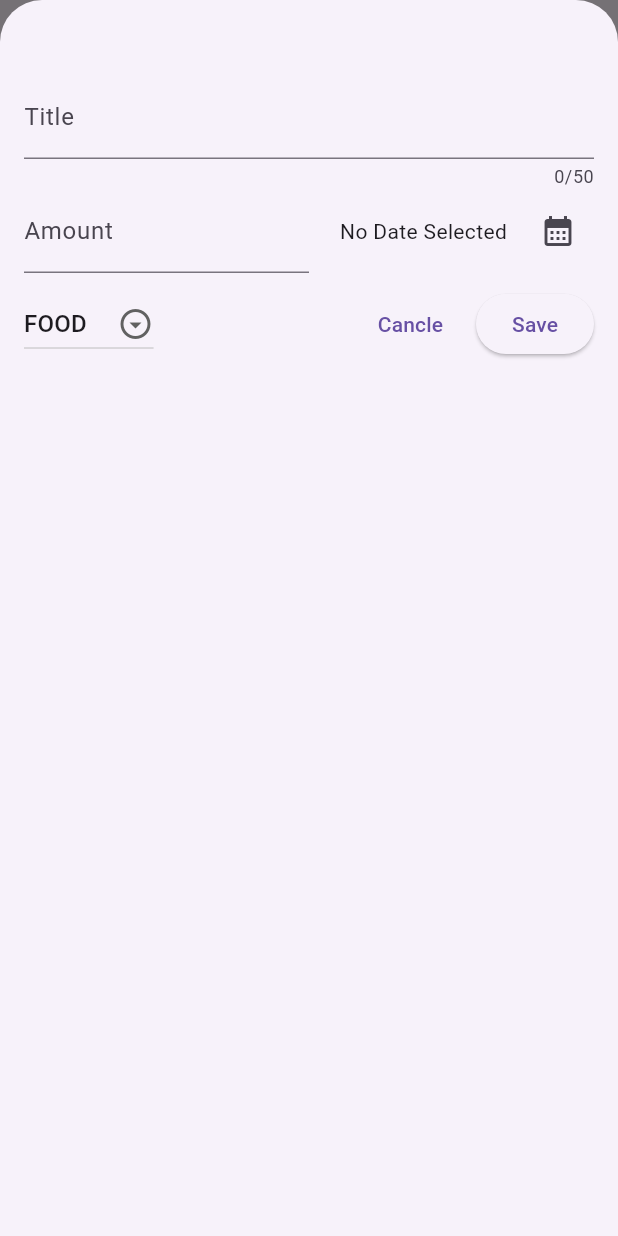
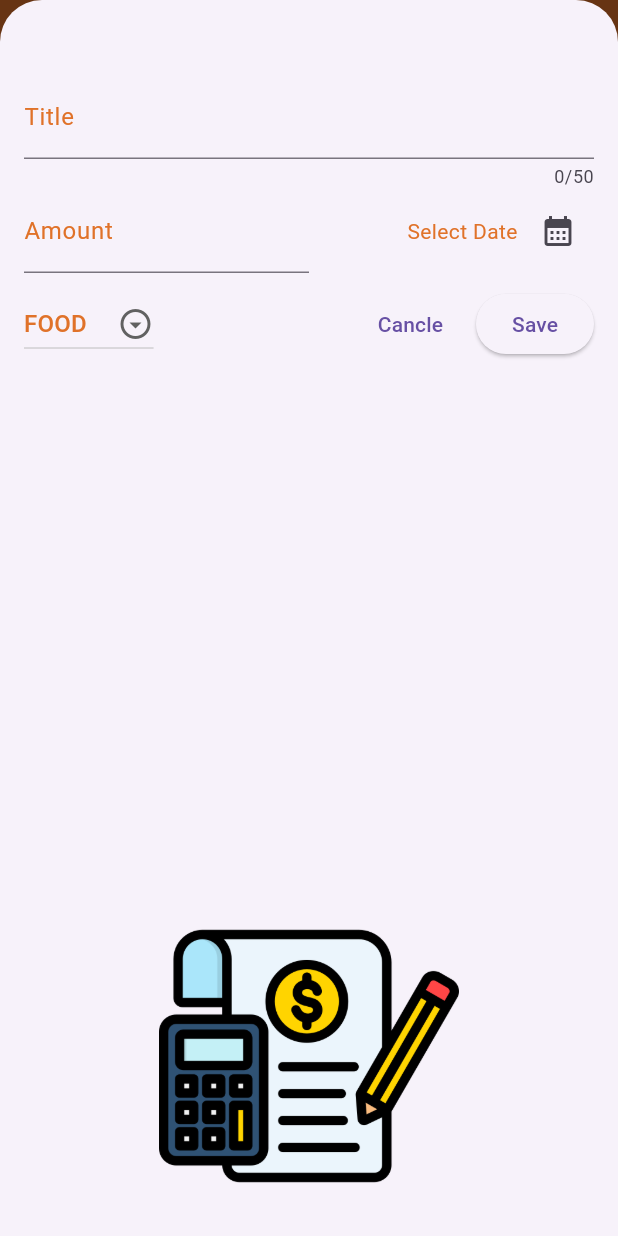
Before and after one commit to Talha-Aslam/expense_tracker, a Flutter app: the screen it shows after launch, after a tap on the "add" icon, on a phone screen of 412 x 824 dp. Run offline on Flutter 3.47's test engine with Material 3 defaults, Android fonts, the phone set to English and light mode, and no system bars.

Commit message:
Final App

```diff
--- a/lib/model/expense_model.dart
+++ b/lib/model/expense_model.dart
@@ -12,7 +12,7 @@ const categoryIcons = {
   Category.food: Icons.dining_outlined,
   Category.leisure: Icons.local_activity_outlined,
   Category.work: Icons.work_outline,
-  Category.travel: Icons.flight_outlined,
+  Category.travel: Icons.flight_takeoff_rounded,
 };
 
 class ExpenseModel {
--- /dev/null
+++ b/lib/widgets/chart/chart.dart
@@ -0,0 +1,85 @@
+import 'package:expense_tracker/model/expense_model.dart';
+import 'package:flutter/material.dart';
+
+import 'package:expense_tracker/widgets/chart/chart_bar.dart';
+
+class Chart extends StatelessWidget {
+  const Chart({super.key, required this.expenses});
+
+  final List<ExpenseModel> expenses;
+
+  List<ExpenseBucket> get buckets {
+    return [
+      ExpenseBucket.forCategory(expenses, Category.food),
+      ExpenseBucket.forCategory(expenses, Category.leisure),
+      ExpenseBucket.forCategory(expenses, Category.travel),
+      ExpenseBucket.forCategory(expenses, Category.work),
+    ];
+  }
+
+  double get maxTotalExpense {
+    double maxTotalExpense = 0;
+
+    for (final bucket in buckets) {
+      if (bucket.totalExpenses > maxTotalExpense) {
+        maxTotalExpense = bucket.totalExpenses;
+      }
+    }
+
+    return maxTotalExpense;
+  }
+
+  @override
+  Widget build(BuildContext context) {
+    return Container(
+      margin: const EdgeInsets.all(16),
+      padding: const EdgeInsets.symmetric(
+        vertical: 16,
+        horizontal: 8,
+      ),
+      width: double.infinity,
+      height: 180,
+      decoration: BoxDecoration(
+        borderRadius: BorderRadius.circular(8),
+        gradient: LinearGradient(
+          colors: [
+            Theme.of(context).colorScheme.primary.withOpacity(0.3),
+            Theme.of(context).colorScheme.primary.withOpacity(0.0)
+          ],
+          begin: Alignment.bottomCenter,
+          end: Alignment.topCenter,
+        ),
+      ),
+      child: Column(
+        children: [
+          Expanded(
+            child: Row(
+              crossAxisAlignment: CrossAxisAlignment.end,
+              children: [
+                for (final bucket in buckets) // alternative to map()
+                  ChartBar(
+                    fill: bucket.totalExpenses == 0
+                        ? 0
+                        : bucket.totalExpenses / maxTotalExpense,
+                  )
+              ],
+            ),
+          ),
+          const SizedBox(height: 12),
+          Row(
+              children: buckets
+                  .map(
+                    (bucket) => Expanded(
+                      child: Padding(
+                        padding: const EdgeInsets.symmetric(horizontal: 4),
+                        child: Icon(categoryIcons[bucket.category],
+                            color: const Color.fromARGB(255, 224, 114, 41)),
+                      ),
+                    ),
+                  )
+                  .toList())
+        ],
+      ),
+    );
+  }
+}
--- /dev/null
+++ b/lib/widgets/chart/chart_bar.dart
@@ -0,0 +1,34 @@
+import 'package:flutter/material.dart';
+
+class ChartBar extends StatelessWidget {
+  const ChartBar({
+    super.key,
+    required this.fill,
+  });
+
+  final double fill;
+
+  @override
+  Widget build(BuildContext context) {
+    return Expanded(
+      child: Padding(
+        padding: const EdgeInsets.symmetric(horizontal: 4),
+        child: FractionallySizedBox(
+          heightFactor: fill,
+          child: const DecoratedBox(
+            decoration: BoxDecoration(
+              gradient: LinearGradient(colors: [
+                // Color.fromARGB(226, 124, 182, 240),
+                Colors.black,
+                Color.fromARGB(108, 152, 106, 36),
+                Color.fromARGB(0, 255, 255, 255),
+              ], begin: Alignment.topCenter, end: Alignment.bottomCenter),
+              shape: BoxShape.rectangle,
+              borderRadius: BorderRadius.vertical(top: Radius.circular(15)),
+            ),
+          ),
+        ),
+      ),
+    );
+  }
+}
--- a/lib/widgets/expenses_list/create_expense.dart
+++ b/lib/widgets/expenses_list/create_expense.dart
@@ -38,14 +38,23 @@ class _CreateExpenseState extends State<CreateExpense> {
       showDialog(
         context: context,
         builder: (ctx) => AlertDialog(
-          title: const Text('Invalid Input'),
-          content: const Text("One of the Following entity is Invalid or Null"),
+          title: const Text(
+            'Invalid Input',
+            style: TextStyle(
+              fontWeight: FontWeight.bold,
+            ),
+          ),
+          content:
+              const Text("One of the Following entity is Invalid or Null!"),
           actions: [
             TextButton(
               onPressed: () {
                 Navigator.pop(ctx);
               },
-              child: const Text("Okay"),
+              child: const Text(
+                "Okay",
+                style: TextStyle(fontWeight: FontWeight.bold),
+              ),
             ),
           ],
         ),
@@ -71,14 +80,17 @@ class _CreateExpenseState extends State<CreateExpense> {
   @override
   Widget build(BuildContext context) {
     return Padding(
-      padding: const EdgeInsets.fromLTRB(16, 50, 16, 16),
+      padding: const EdgeInsets.fromLTRB(16, 50, 16, 20),
       child: Column(
         children: [
           TextField(
             controller: _titleController,
             maxLength: 50,
             decoration: const InputDecoration(
-              label: Text("Title"),
+              label: Text(
+                "Title",
+                style: TextStyle(color: Color.fromARGB(255, 224, 114, 41)),
+              ),
             ),
           ),
           Row(
@@ -87,7 +99,11 @@ class _CreateExpenseState extends State<CreateExpense> {
               Expanded(
                 child: TextField(
                   decoration: const InputDecoration(
-                    label: Text("Amount"),
+                    label: Text(
+                      "Amount",
+                      style:
+                          TextStyle(color: Color.fromARGB(255, 224, 114, 41)),
+                    ),
                     prefixText: '\$ ',
                   ),
                   keyboardType: TextInputType.number,
@@ -100,11 +116,13 @@ class _CreateExpenseState extends State<CreateExpense> {
                   children: [
                     Text(
                       _selectedDate == null
-                          ? "No Date Selected"
+                          ? "Select Date"
                           : formater.format(_selectedDate!),
+                      style: const TextStyle(
+                          color: Color.fromARGB(255, 224, 114, 41)),
                     ),
                     const SizedBox(
-                      width: 10,
+                      width: 3,
                     ),
                     IconButton(
                       onPressed: _presentDatePicker,
@@ -128,7 +146,9 @@ class _CreateExpenseState extends State<CreateExpense> {
                 items: Category.values.map((category) {
                   return DropdownMenuItem(
                     value: category,
-                    child: Text(category.name.toUpperCase()),
+                    child: Text(category.name.toUpperCase(),
+                        style: const TextStyle(
+                            color: Color.fromARGB(255, 224, 114, 41))),
                   );
                 }).toList(),
                 onChanged: (value) {
@@ -152,7 +172,13 @@ class _CreateExpenseState extends State<CreateExpense> {
                 child: const Text("Save"),
               ),
             ],
-          )
+          ),
+          const Spacer(),
+          Image.asset(
+            "assets/images/accounting.png",
+            height: 200,
+            alignment: Alignment.center,
+          ),
         ],
       ),
     );
--- a/lib/widgets/expenses_main_screen.dart
+++ b/lib/widgets/expenses_main_screen.dart
@@ -1,3 +1,4 @@
+import 'package:expense_tracker/widgets/chart/chart.dart';
 import 'package:expense_tracker/widgets/expenses_list/create_expense.dart';
 import 'package:expense_tracker/widgets/expenses_list/expenses_list_view.dart';
 import 'package:expense_tracker/model/expense_model.dart';
@@ -12,20 +13,7 @@ class ExpensesMainScreen extends StatefulWidget {
 }
 
 class _ExpensesMainScreen extends State<ExpensesMainScreen> {
-  final List<ExpenseModel> _registeredexpenses = [
-    ExpenseModel(
-      title: "Flutter Course",
-      amount: 10000,
-      date: DateTime.now(),
-      category: Category.work,
-    ),
-    ExpenseModel(
-      title: "Burger",
-      amount: 1000,
-      date: DateTime.now(),
-      category: Category.food,
-    ),
-  ];
+  final List<ExpenseModel> _registeredexpenses = [];
 
   void _addExpense(ExpenseModel expense) {
     setState(() {
@@ -68,7 +56,7 @@ class _ExpensesMainScreen extends State<ExpensesMainScreen> {
   @override
   Widget build(BuildContext context) {
     Widget maincontent = const Center(
-      child: Text("No Expense Found,Add some expenses"),
+      child: Text("No Expense Found ¯\\(◉◡◔)/¯,Add some expenses"),
     );
 
     if (_registeredexpenses.isNotEmpty) {
@@ -77,23 +65,30 @@ class _ExpensesMainScreen extends State<ExpensesMainScreen> {
     }
     return Scaffold(
       appBar: AppBar(
+        backgroundColor: const Color.fromARGB(255, 224, 114, 41),
         title: const Text(
-          "Expenses Tracker",
-          style: TextStyle(fontWeight: FontWeight.bold),
+          "Expenses  Tracker",
+          style: TextStyle(
+              fontWeight: FontWeight.bold,
+              letterSpacing: 3,
+              color: Colors.white),
         ),
         actions: [
           IconButton(
             onPressed: _openAddExpenseOverlay,
+            hoverColor: Colors.grey,
+            enableFeedback: true,
             icon: const Icon(
               Icons.add,
               color: Colors.white,
+              size: 30,
             ),
           ),
         ],
       ),
       body: Column(
         children: [
-          const Text("this is chart"),
+          Chart(expenses: _registeredexpenses),
           Expanded(child: maincontent),
         ],
       ),
```
Also changed, not shown: lib/widgets/expenses_list/expenses_items.dart (+17 -1 lines), lib/widgets/expenses_list/expenses_list_view.dart (+16 -0 lines), pubspec.yaml (+9 -0 lines), assets/images/accounting.png (added), assets/images/expense.png (added), pubspec.lock, 28 other files.
